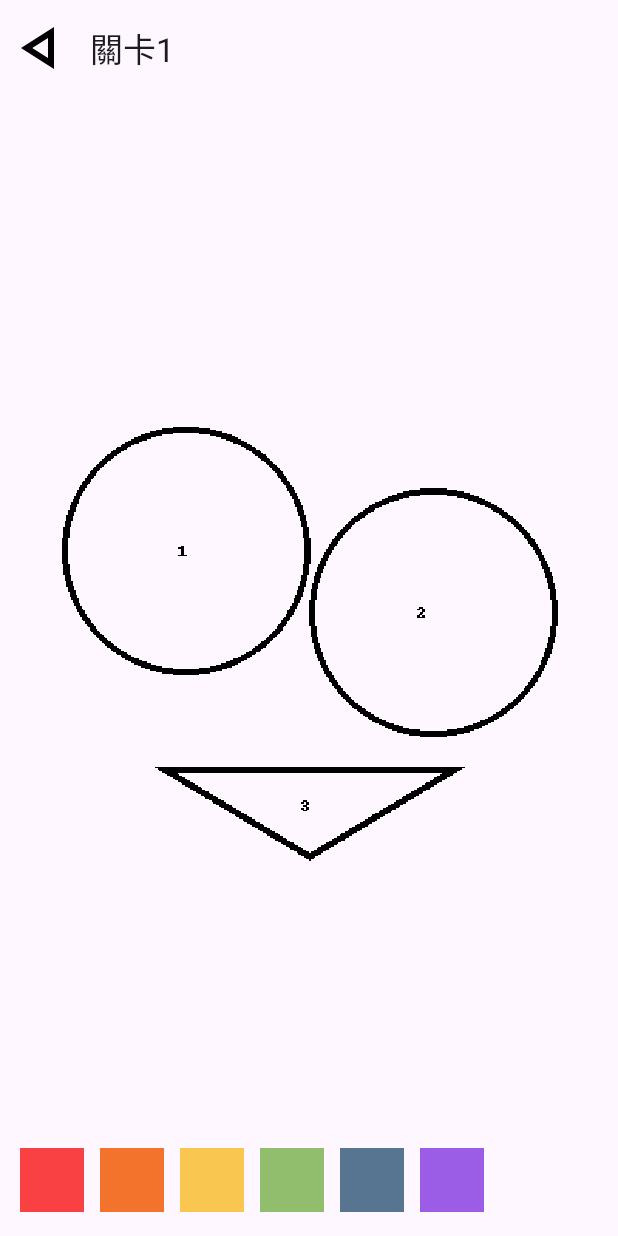
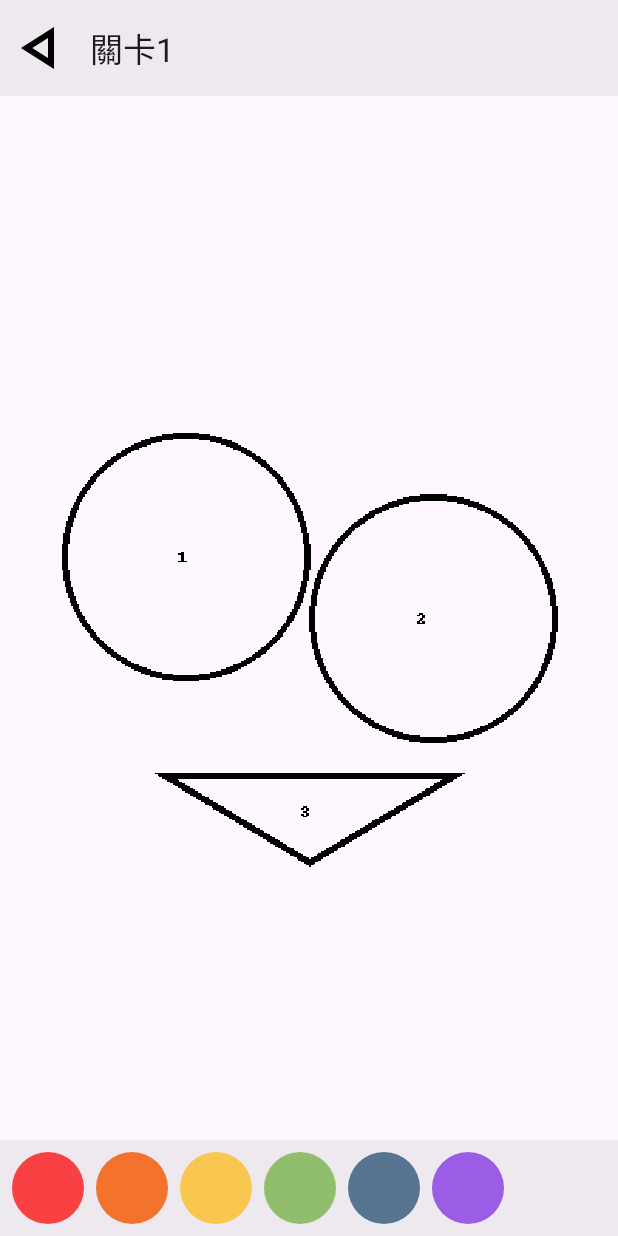
Before and after one commit to justplay0526/ColoringGame, an Android app: the screen it shows after launch (MainActivity), after a tap on an icon or button, on a phone screen of 412 x 824 dp. Run offline under Robolectric (Android 15) with nearby library versions, the phone set to English and light mode, and no system bars.

Commit message:
FEAT : adjust palette from linearLayout to adapter

```diff
--- /dev/null
+++ b/app/src/main/java/com/justplay/coloringgame/adapter/PaletteAdapter.kt
@@ -0,0 +1,57 @@
+package com.justplay.coloringgame.adapter
+
+import android.view.LayoutInflater
+import android.view.ViewGroup
+import androidx.recyclerview.widget.DiffUtil
+import androidx.recyclerview.widget.ListAdapter
+import androidx.recyclerview.widget.RecyclerView.ViewHolder
+import com.justplay.coloringgame.databinding.ItemPaletteBinding
+
+class PaletteAdapter: ListAdapter<Int, ViewHolder>(ListDiffUtil) {
+    var onItemClick: ((Int) -> Unit)? = null
+    private class ListViewHolder(
+        val binding: ItemPaletteBinding
+    ): ViewHolder(binding.root) {
+        fun bind(
+            item: Int,
+            onItemClick: ((Int) -> Unit)?
+        ) = with(binding) {
+            imgPalette.setBackgroundColor(item)
+
+            root.setOnClickListener {
+                onItemClick?.invoke(item)
+            }
+        }
+        companion object {
+            fun from(parent: ViewGroup) = ListViewHolder(
+                ItemPaletteBinding.inflate(
+                    LayoutInflater.from(parent.context),
+                    parent,
+                    false)
+            )
+        }
+    }
+    override fun onCreateViewHolder(parent: ViewGroup, viewType: Int): ViewHolder =
+        ListViewHolder.from(parent)
+
+    override fun onBindViewHolder(holder: ViewHolder, position: Int) {
+        val item = getItem(position)
+        when(holder) {
+            is ListViewHolder -> holder.bind(item, onItemClick)
+        }
+    }
+
+    companion object {
+        private val ListDiffUtil = object : DiffUtil.ItemCallback<Int>() {
+            override fun areItemsTheSame(
+                oldItem: Int,
+                newItem: Int
+            ): Boolean = oldItem == newItem
+
+            override fun areContentsTheSame(
+                oldItem: Int,
+                newItem: Int
+            ): Boolean = oldItem == newItem
+        }
+    }
+}
--- a/app/src/main/java/com/justplay/coloringgame/fragment/ColoringPlayFragment.kt
+++ b/app/src/main/java/com/justplay/coloringgame/fragment/ColoringPlayFragment.kt
@@ -7,12 +7,13 @@ import androidx.fragment.app.Fragment
 import android.view.LayoutInflater
 import android.view.View
 import android.view.ViewGroup
-import android.widget.LinearLayout
 import androidx.core.graphics.toColorInt
 import androidx.navigation.fragment.findNavController
 import androidx.navigation.fragment.navArgs
 import com.justplay.coloringgame.R
+import com.justplay.coloringgame.adapter.PaletteAdapter
 import com.justplay.coloringgame.databinding.FragmentColoringPlayBinding
+import kotlin.apply
 
 class ColoringPlayFragment : Fragment() {
     private val binding by lazy { FragmentColoringPlayBinding.inflate(layoutInflater) }
@@ -43,23 +44,16 @@ class ColoringPlayFragment : Fragment() {
         cv.setBitmaps(outline, idMap)
 
         // Build simple palette
-        val palette: LinearLayout = binding.palette
         val colors = listOf(
-            "#F94144".toColorInt(),
-            "#F3722C".toColorInt(),
-            "#F9C74F".toColorInt(),
-            "#90BE6D".toColorInt(),
-            "#577590".toColorInt(),
-            "#9B5DE5".toColorInt()
+            "#F94144".toColorInt(), "#F3722C".toColorInt(), "#F9C74F".toColorInt(),
+            "#90BE6D".toColorInt(), "#577590".toColorInt(), "#9B5DE5".toColorInt()
         )
-        colors.forEach { col ->
-            val swatch = View(requireContext()).apply {
-                setBackgroundColor(col)
-                layoutParams = LinearLayout.LayoutParams(64, 64).apply { setMargins(8,8,8,8) }
-                setOnClickListener { cv.setSelectedColor(col) }
-                contentDescription = "color"
-            }
-            palette.addView(swatch)
+
+        val paletteAdapter = PaletteAdapter()
+        binding.rvPalette.adapter = paletteAdapter
+        paletteAdapter.submitList(colors)
+        paletteAdapter.onItemClick = { col ->
+            cv.setSelectedColor(col)
         }
     }
 
--- a/app/src/main/res/layout/fragment_coloring_play.xml
+++ b/app/src/main/res/layout/fragment_coloring_play.xml
@@ -10,6 +10,7 @@
         android:id="@+id/mtToolbar"
         android:layout_width="match_parent"
         android:layout_height="wrap_content"
+        android:background="@color/gray_22"
         app:navigationIcon="@drawable/ic_arrow_back"
         app:layout_constraintTop_toTopOf="parent" />
 
@@ -23,14 +24,15 @@
     <HorizontalScrollView
         android:id="@+id/scrollView"
         android:layout_width="match_parent"
-        android:layout_height="72dp"
+        android:layout_height="64dp"
+        android:background="@color/gray_22"
         app:layout_constraintBottom_toBottomOf="parent">
-        <LinearLayout
-            android:id="@+id/palette"
+        <androidx.recyclerview.widget.RecyclerView
+            android:id="@+id/rvPalette"
             android:layout_width="wrap_content"
             android:layout_height="match_parent"
             android:orientation="horizontal"
-            android:padding="8dp" />
+            app:layoutManager="androidx.recyclerview.widget.LinearLayoutManager"/>
     </HorizontalScrollView>
 
 </androidx.constraintlayout.widget.ConstraintLayout>
--- /dev/null
+++ b/app/src/main/res/layout/item_palette.xml
@@ -0,0 +1,17 @@
+<?xml version="1.0" encoding="utf-8"?>
+<androidx.constraintlayout.widget.ConstraintLayout xmlns:android="http://schemas.android.com/apk/res/android"
+    xmlns:app="http://schemas.android.com/apk/res-auto"
+    android:layout_width="wrap_content"
+    android:layout_height="wrap_content">
+
+    <com.google.android.material.imageview.ShapeableImageView
+        android:id="@+id/imgPalette"
+        android:layout_width="48dp"
+        android:layout_height="48dp"
+        android:layout_margin="8dp"
+        app:shapeAppearance="@style/CircleStyle"
+        android:contentDescription="@string/title_stage"
+        app:layout_constraintTop_toTopOf="parent"
+        app:layout_constraintStart_toStartOf="parent"/>
+
+</androidx.constraintlayout.widget.ConstraintLayout>
--- a/app/src/main/res/layout/item_stage.xml
+++ b/app/src/main/res/layout/item_stage.xml
@@ -21,8 +21,7 @@
         android:layout_height="100dp"
         android:layout_margin="16dp"
         app:shapeAppearance="@style/RoundedStyle"
-        app:strokeColor="@color/cyan"
-        app:strokeWidth="2dp"
+        android:background="@color/gray_22"
         android:contentDescription="@string/title_stage"
         app:layout_constraintTop_toTopOf="parent"
         app:layout_constraintBottom_toTopOf="@id/mdDiv"
--- a/app/src/main/res/values/colors.xml
+++ b/app/src/main/res/values/colors.xml
@@ -2,7 +2,7 @@
 <resources>
     <color name="black">#FF000000</color>
     <color name="white">#FFFFFFFF</color>
-    <color name="gray_88">#88888888</color>
+    <color name="gray_22">#22888888</color>
     <color name="red">#FFFF0000</color>
     <color name="green">#FF00FF00</color>
     <color name="blue">#FF0000FF</color>
```
